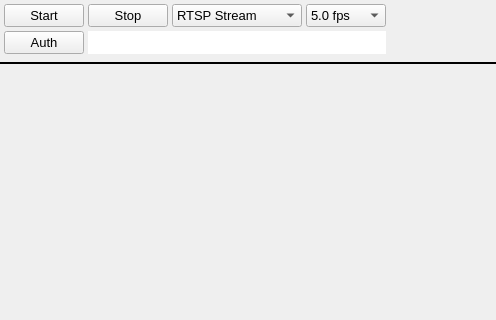
Before: the Qt Designer form src_add/widgets/video.ui in mworion/MountWizzard4, drawn with Qt 5; both pictures show x 0 to 496 and y 0 to 320 of the 800 by 600 pixel window.
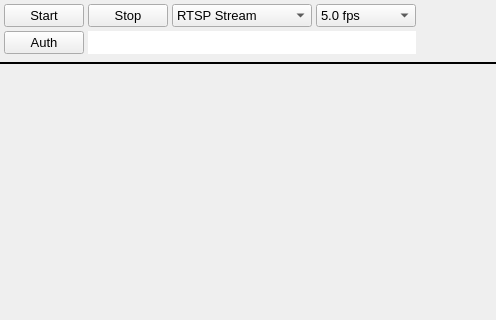
After: the same form once the commit is applied.

Patch:
```diff
--- a/src_add/widgets/video.ui
+++ b/src_add/widgets/video.ui
@@ -83,7 +83,7 @@
       <widget class="QComboBox" name="videoSource">
        <property name="minimumSize">
         <size>
-         <width>130</width>
+         <width>140</width>
          <height>21</height>
         </size>
        </property>
@@ -139,7 +139,7 @@
       <widget class="QComboBox" name="frameRate">
        <property name="minimumSize">
         <size>
-         <width>80</width>
+         <width>100</width>
          <height>0</height>
         </size>
        </property>
@@ -196,7 +196,7 @@
       <widget class="QLineEdit" name="videoURL">
        <property name="minimumSize">
         <size>
-         <width>250</width>
+         <width>270</width>
          <height>21</height>
         </size>
        </property>
```
